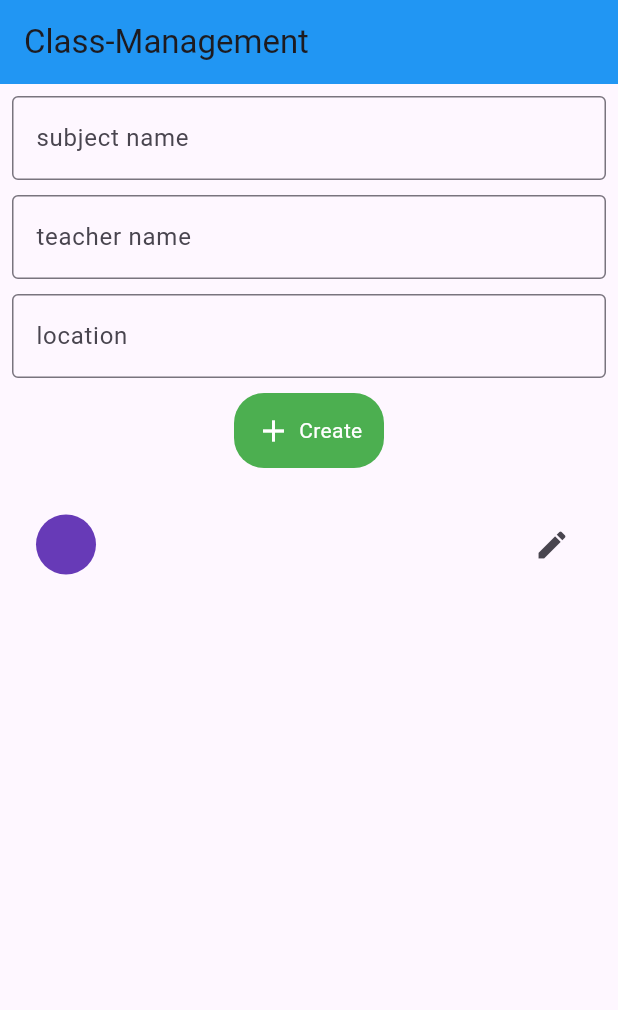
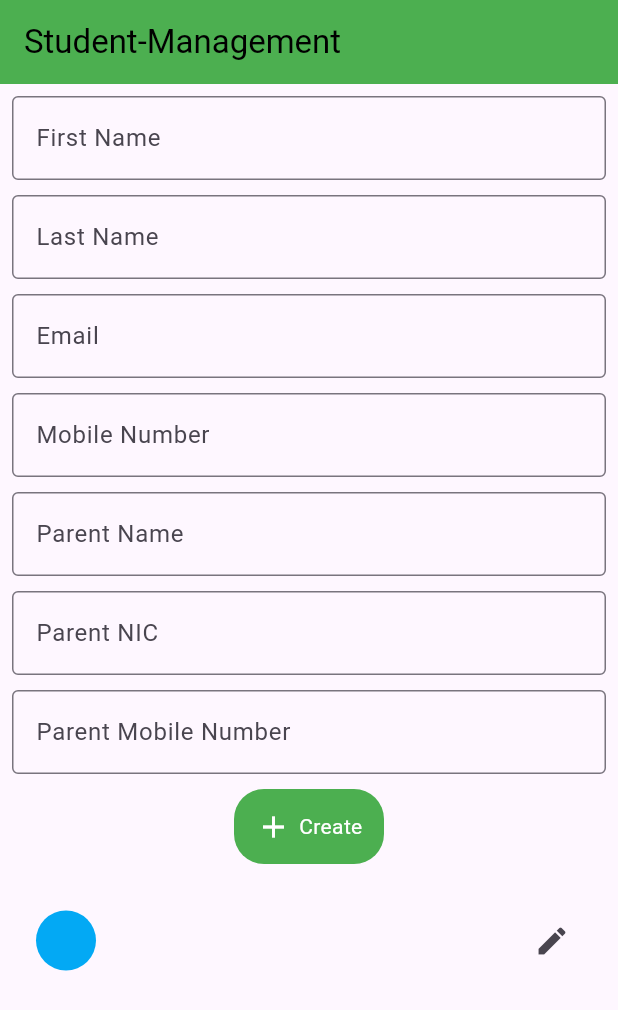
Before and after one commit to DilshanMadhusanka/class-tracker--flutter-firebase-complete-appl, a Flutter app: the screen it shows after launch, after a tap on "Create", on a phone screen of 412 x 824 dp. Shown: the top 1010 px of the screen. Run offline on Flutter 3.47's test engine with Material 3 defaults, Android fonts, the phone set to English and light mode, and no system bars; our stand-ins replace cloud_firestore, firebase_core; accounts and stored records are empty.

Commit message:
create student CRUD

```diff
--- a/lib/main.dart
+++ b/lib/main.dart
@@ -7,11 +7,12 @@ import './src/common_widgets/button.dart';
 import 'src/common_widgets/container_button.dart';
 import 'src/scrrens/admin_screen/admin_dashboard.dart';
 import 'src/scrrens/admin_screen/class/admin_class_dashboard.dart';
+import 'src/scrrens/admin_screen/student/admin_student_dashboard.dart';
+import 'src/scrrens/admin_screen/student/student_view.dart';
 import 'src/scrrens/sign_in.dart';
 import 'src/scrrens/studen_screen/teacher_details.dart';
 
 // this is original complete code
-
 
 // firebase initialize krala flutter project ekat plug kranawa
 Future main() async {
@@ -27,8 +28,6 @@ Future main() async {
   runApp(const MyApp());
 }
 
-
-
 class MyApp extends StatelessWidget {
   const MyApp({Key? key}) : super(key: key);
 
@@ -40,14 +39,13 @@ class MyApp extends StatelessWidget {
         primarySwatch: Colors.blue,
       ),
       home:
-        //HomePage()
-      //LoginPage(),
+          //HomePage()
+          //LoginPage(),
           //TeacherDetailsPage(),
           //AdminScreen(),
-          ClassManagment(),
-          // TeacherManagment(),
-
-
+          //ClassManagment(),
+           StudentManagement(),
+         //  StudentView(),
     );
   }
 }
--- a/lib/src/data/models/student.dart
+++ b/lib/src/data/models/student.dart
@@ -0,0 +1,49 @@
+import 'package:cloud_firestore/cloud_firestore.dart';
+
+class StudentModel {
+  final String? id;
+  final String? firstName;
+  final String? lastName;
+  final String? email;
+  final String? mobileNumber;
+  final String? parentName;
+  final String? parentNIC;
+  final String? parentMobileNumber;
+
+  StudentModel({
+    this.id,
+    this.firstName,
+    this.lastName,
+    this.email,
+    this.mobileNumber,
+    this.parentName,
+    this.parentNIC,
+    this.parentMobileNumber,
+  });
+
+  factory StudentModel.fromSnapshot(DocumentSnapshot snap) {
+    var snapshot = snap.data() as Map<String, dynamic>;
+
+    return StudentModel(
+      firstName: snapshot['firstName'],
+      lastName: snapshot['lastName'],
+      email: snapshot['email'],
+      mobileNumber: snapshot['mobileNumber'],
+      parentName: snapshot['parentName'],
+      parentNIC: snapshot['parentNIC'],
+      parentMobileNumber: snapshot['parentMobileNumber'],
+      id: snapshot['id'],
+    );
+  }
+
+  Map<String, dynamic> toJson() => {
+        'firstName': firstName,
+        'lastName': lastName,
+        'email': email,
+        'mobileNumber': mobileNumber,
+        'parentName': parentName,
+        'parentNIC': parentNIC,
+        'parentMobileNumber': parentMobileNumber,
+        'id': id,
+      };
+}
--- /dev/null
+++ b/lib/src/data/remort_data_source/student_firebase_helper.dart
@@ -0,0 +1,71 @@
+import 'package:cloud_firestore/cloud_firestore.dart';
+import 'package:class_tracker/src/data/models/student.dart';
+
+class FirestoreHelperStudent {
+  // Implement the read method for students
+  static Stream<List<StudentModel>> readStudents() {
+    final studentCollection = FirebaseFirestore.instance.collection("students");
+    return studentCollection.snapshots().map((querySnapshot) =>
+        querySnapshot.docs.map((e) => StudentModel.fromSnapshot(e)).toList());
+  }
+
+  // Implement the create method for students
+  static Future createStudent(StudentModel student) async {
+    final studentCollection = FirebaseFirestore.instance.collection("students");
+
+    final studentId = studentCollection.doc().id;
+    final docRef = studentCollection.doc(studentId);
+
+    final newStudent = StudentModel(
+      id: studentId,
+      firstName: student.firstName,
+      lastName: student.lastName,
+      email: student.email,
+      mobileNumber: student.mobileNumber,
+      parentName: student.parentName,
+      parentNIC: student.parentNIC,
+      parentMobileNumber: student.parentMobileNumber,
+    ).toJson();
+
+    try {
+      await docRef.set(newStudent);
+    } catch (e) {
+      print("Error occurred while creating student: $e");
+    }
+  }
+
+  // Implement the update method for students
+  static Future updateStudent(StudentModel student) async {
+    final studentCollection =
+        FirebaseFirestore.instance.collection("students");
+
+    final docRef = studentCollection.doc(student.id);
+
+    final updatedStudent = StudentModel(
+      id: student.id,
+      firstName: student.firstName,
+      lastName: student.lastName,
+      email: student.email,
+      mobileNumber: student.mobileNumber,
+      parentName: student.parentName,
+      parentNIC: student.parentNIC,
+      parentMobileNumber: student.parentMobileNumber,
+    ).toJson();
+
+    try {
+      await docRef.update(updatedStudent);
+    } catch (e) {
+      print("Error occurred while updating student: $e");
+    }
+  }
+
+  // Implement the delete method for students
+  static Future deleteStudent(StudentModel student) async {
+    final studentCollection =
+        FirebaseFirestore.instance.collection("students");
+
+    final docRef = studentCollection.doc(student.id).delete();
+
+
+  }
+}
--- a/lib/src/scrrens/admin_screen/class/admin_class_dashboard.dart
+++ b/lib/src/scrrens/admin_screen/class/admin_class_dashboard.dart
@@ -155,13 +155,15 @@ class _ClassManagmentState extends State<ClassManagment> {
                                                 Navigator.pop(context);
                                               });
                                             },
-                                            child: Text("Delete"),
+                                            child:  Text("Delete"),
                                           ),
                                         ],
                                       );
                                     },
                                   );
                                 },
+
+
 
                                 leading: Container(
                                   width: 40,
--- a/lib/src/scrrens/admin_screen/student/admin_student_dashboard.dart
+++ b/lib/src/scrrens/admin_screen/student/admin_student_dashboard.dart
@@ -0,0 +1,259 @@
+import 'package:cloud_firestore/cloud_firestore.dart';
+import 'package:flutter/material.dart';
+
+import '../../../data/models/student.dart';
+import '../../../data/remort_data_source/student_firebase_helper.dart';
+import 'edit_student.dart';
+import 'student_view.dart';
+
+class StudentManagement extends StatefulWidget {
+  const StudentManagement({Key? key}) : super(key: key);
+
+  @override
+  State<StudentManagement> createState() => _StudentManagementState();
+}
+
+class _StudentManagementState extends State<StudentManagement> {
+  TextEditingController _firstNameController = TextEditingController();
+  TextEditingController _lastNameController = TextEditingController();
+  TextEditingController _emailController = TextEditingController();
+  TextEditingController _mobileNumberController = TextEditingController();
+  TextEditingController _parentNameController = TextEditingController();
+  TextEditingController _parentNICController = TextEditingController();
+  TextEditingController _parentMobileController = TextEditingController();
+
+  @override
+  void dispose() {
+    _firstNameController.dispose();
+    _lastNameController.dispose();
+    _emailController.dispose();
+    _mobileNumberController.dispose();
+    _parentNameController.dispose();
+    _parentNICController.dispose();
+    _parentMobileController.dispose();
+    super.dispose();
+  }
+
+  @override
+  Widget build(BuildContext context) {
+    return SafeArea(
+      child: Scaffold(
+        appBar: AppBar(
+          backgroundColor: Colors.green,
+          title: const Text(
+            "Student-Management",
+            style: TextStyle(color: Colors.black),
+          ),
+        ),
+        body: Padding(
+          padding: const EdgeInsets.all(8.0),
+          child: Column(
+            children: [
+              TextFormField(
+                controller: _firstNameController,
+                decoration: const InputDecoration(
+                  border: OutlineInputBorder(),
+                  hintText: "First Name",
+                ),
+              ),
+              const SizedBox(height: 10),
+              TextFormField(
+                controller: _lastNameController,
+                decoration: const InputDecoration(
+                  border: OutlineInputBorder(),
+                  hintText: "Last Name",
+                ),
+              ),
+              const SizedBox(height: 10),
+              TextFormField(
+                controller: _emailController,
+                decoration: const InputDecoration(
+                  border: OutlineInputBorder(),
+                  hintText: "Email",
+                ),
+              ),
+              const SizedBox(height: 10),
+              TextFormField(
+                controller: _mobileNumberController,
+                decoration: const InputDecoration(
+                  border: OutlineInputBorder(),
+                  hintText: "Mobile Number",
+                ),
+              ),
+              const SizedBox(height: 10),
+              TextFormField(
+                controller: _parentNameController,
+                decoration: const InputDecoration(
+                  border: OutlineInputBorder(),
+                  hintText: "Parent Name",
+                ),
+              ),
+              const SizedBox(height: 10),
+              TextFormField(
+                controller: _parentNICController,
+                decoration: const InputDecoration(
+                  border: OutlineInputBorder(),
+                  hintText: "Parent NIC",
+                ),
+              ),
+              const SizedBox(height: 10),
+              TextFormField(
+                controller: _parentMobileController,
+                decoration: const InputDecoration(
+                  border: OutlineInputBorder(),
+                  hintText: "Parent Mobile Number",
+                ),
+              ),
+              const SizedBox(height: 10),
+
+              InkWell(
+                onTap: () {
+                  FirestoreHelperStudent.createStudent(StudentModel(
+                    firstName: _firstNameController.text,
+                    lastName: _lastNameController.text,
+                    email: _emailController.text,
+                    mobileNumber: _mobileNumberController.text,
+                    parentName: _parentNameController.text,
+                    parentNIC: _parentNICController.text,
+                    parentMobileNumber: _parentMobileController.text,
+                  ));
+                },
+                child: Container(
+                  width: 100,
+                  height: 50,
+                  decoration: BoxDecoration(
+                    borderRadius: BorderRadius.circular(20),
+                    color: Colors.green,
+                  ),
+                  child: const Row(
+                    mainAxisAlignment: MainAxisAlignment.center,
+                    children: [
+                      Icon(
+                        Icons.add,
+                        color: Colors.white,
+                      ),
+                      SizedBox(
+                        width: 5,
+                      ),
+                      Text(
+                        "Create",
+                        style: TextStyle(color: Colors.white),
+                      )
+                    ],
+                  ),
+                ),
+              ),
+              const SizedBox(height: 10),
+
+              // create a list view
+
+
+
+
+              StreamBuilder<List<StudentModel>>(
+                stream: FirestoreHelperStudent.readStudents(),
+                builder: (context, snapshot) {
+                  if (snapshot.connectionState == ConnectionState.waiting) {
+                    return const Center(
+                      child: CircularProgressIndicator(),
+                    );
+                  }
+                  if (snapshot.hasError) {
+                    return const Center(
+                      child: Text("Some error occurred"),
+                    );
+                  }
+
+                  if (snapshot.hasData) {
+                    final studentData = snapshot.data;
+                    return Expanded(
+                      child: ListView.builder(
+                        itemCount: studentData!.length,
+                        itemBuilder: (context, index) {
+                          final singleStudent = studentData[index];
+                          return Container(
+                            margin: const EdgeInsets.symmetric(vertical: 5),
+                            child: ListTile(
+                              onLongPress: () {
+                                showDialog(
+                                  context: context,
+                                  builder: (context) {
+                                    return AlertDialog(
+                                      title: const Text("Delete"),
+                                      content: const Text(
+                                          "Are you sure you want to delete"),
+                                      actions: [
+                                        ElevatedButton(
+                                          onPressed: () {
+                                            FirestoreHelperStudent.deleteStudent(
+                                              singleStudent,
+                                            ).then((value) {
+                                              Navigator.pop(context);
+                                            });
+                                          },
+                                          child: Text("Delete"),
+                                        ),
+                                      ],
+                                    );
+                                  },
+                                );
+                              },
+                              leading: Container(
+                                width: 40,
+                                height: 40,
+                                decoration:const BoxDecoration(
+                                  color: Colors.lightBlue,
+                                  shape: BoxShape.circle,
+                                ),
+                              ),
+                              title: Text("${singleStudent.firstName} ${singleStudent.lastName}"),
+                              subtitle: Text("${singleStudent.email}"),
+                              trailing: InkWell(
+                                onTap:() {
+                                    Navigator.push(
+                                      context,
+                                      MaterialPageRoute(
+                                        builder: (context) => EditStudent(
+                                          student: StudentModel(
+                                            id: singleStudent.id,
+                                            firstName: singleStudent.firstName,
+                                            lastName: singleStudent.lastName,
+                                            email: singleStudent.email,
+                                            mobileNumber: singleStudent.mobileNumber,
+                                            parentName: singleStudent.parentName,
+                                            parentNIC: singleStudent.parentNIC,
+                                            parentMobileNumber: singleStudent.parentMobileNumber,
+                                          ),
+                                        )));
+                                },
+                                child: Icon(Icons.edit)),
+                              ),
+                            );
+                          },
+                        ),
+                      );
+                    }
+
+                    return const Center(
+                      child: CircularProgressIndicator(),
+                    );
+                  })
+
+            ],
+          ),
+        ),
+      ),
+    );
+  }
+
+/*
+// issellam hadankot mehema denna puluwan. code eken data bse eka hadnkot uda hadpu controllers use kranna
+
+    await docRef.set({
+      "classname": "Maths",
+       "location": "abc",
+        "age": 23});
+  }
+
+  */
+}
```
Also changed, not shown: lib/src/scrrens/admin_screen/student/edit_student.dart (added, +178 -0 lines), lib/src/scrrens/admin_screen/student/student_view.dart (added, +136 -0 lines), lib/src/data/models/parent.dart (deleted), lib/src/scrrens/admin_screen/student/view_studentlist.dart (deleted).
